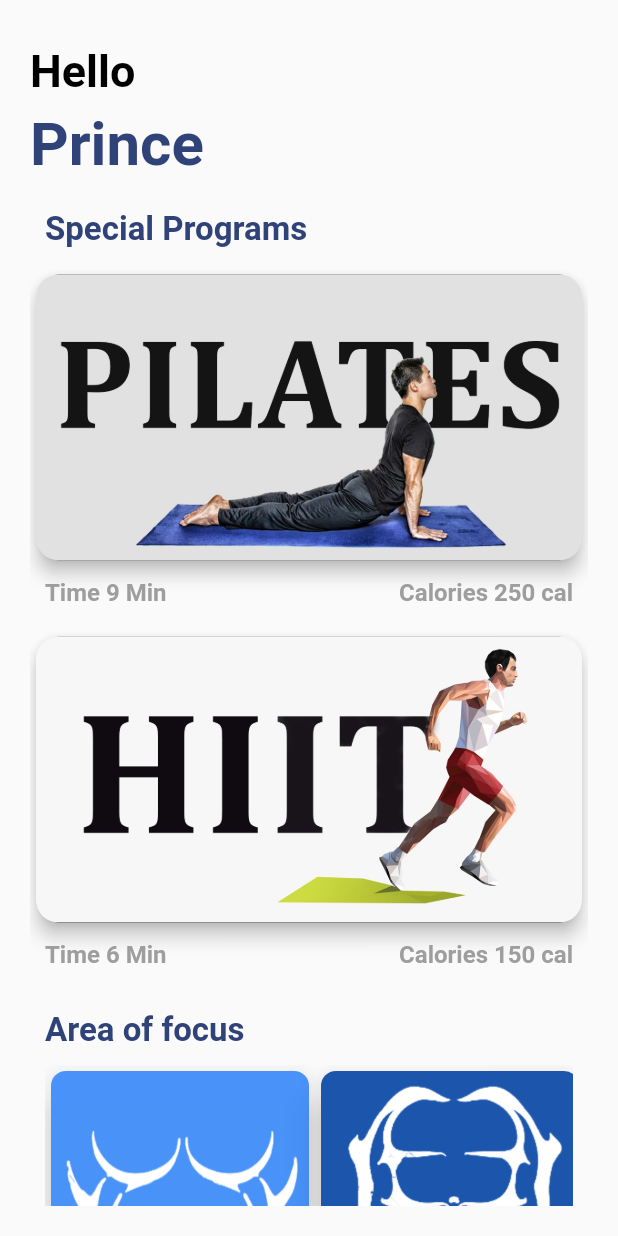
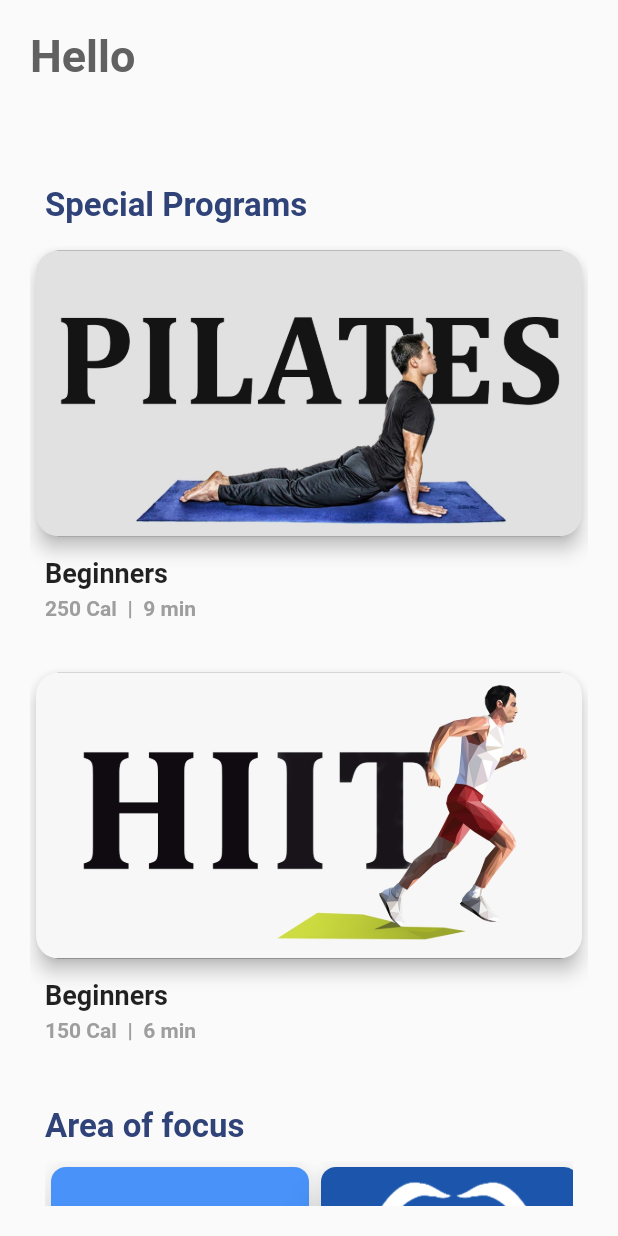
Before and after one commit to Ldev007/CAF-master, a Flutter app: the HomeScreen screen opened directly, on a phone screen of 412 x 824 dp. Run offline on Flutter 3.47's test engine with Material 2 defaults, Android fonts, the phone set to English and light mode, and no system bars; our stand-ins replace cached_network_image, carousel_slider, cloud_firestore, firebase_auth, flutter_local_notifications, google_fonts and 3 more; missing offline and left inert: bezier_chart, fit_kit, flutter_qr_bar_scanner, flutter_unity_widget, qrscan, sortedmap; accounts and stored records are empty.

Commit message:
front page complete

```diff
--- a/lib/pages/HomeScreen.dart
+++ b/lib/pages/HomeScreen.dart
@@ -1,9 +1,9 @@
 import 'package:flutter/material.dart';
 import 'package:firebase_ex/pages/progress.dart';
 import 'package:firebase_ex/pages/specialprograms.dart';
+import 'package:shared_preferences/shared_preferences.dart';
 import '../styling.dart';
 import 'bodyparts.dart';
-import 'lastused.dart';
 
 class HomeScreen extends StatefulWidget {
   HomeScreen({Key key, String title}) : super(key: key);
@@ -19,16 +19,38 @@ final Color darkPurple = CustomStyle.light_bn_color;
 final double vf = CustomStyle.verticalFractions;
 
 class _HomeScreenState extends State<HomeScreen> {
+  String name = "";
+  void initState() {
+    super.initState();
+    fetch();
+  }
+  void fetch() async{
+    SharedPreferences prefs = await SharedPreferences.getInstance();
+    name = prefs.getString("username");
+  }
   @override
   Widget build(BuildContext context) {
-    return Padding(
-      padding: EdgeInsets.only(left: 20, top: 30, right: 20, bottom: 20),
+    return Scaffold(
+      // appBar: AppBar(
+      //      elevation: 0,
+      //      backgroundColor: Colors.transparent,
+      //      title:Text(
+      //        'Hello',
+      //        style: TextStyle(
+      //          color: Colors.grey[700],
+      //          fontWeight: FontWeight.w600,
+      //          fontSize: 30,
+      //        ),
+      //      ),
+      //    ),
+      body:Padding(
+      padding: EdgeInsets.only(left: 20, top: 20, right: 20, bottom: 20),
       child: new ListView(
         children: <Widget>[
           Text(
             'Hello',
             style: TextStyle(
-              color: Colors.black,
+              color: Colors.grey[700],
               fontWeight: FontWeight.w600,
               fontSize: 30,
             ),
@@ -36,7 +58,7 @@ class _HomeScreenState extends State<HomeScreen> {
           Padding(
             padding: EdgeInsets.only(top: 8),
             child:Text(
-              'Prince',
+              name,
               style: TextStyle(
                 // color: Colors.black,
                 // fontWeight: FontWeight.w600,
@@ -45,7 +67,7 @@ class _HomeScreenState extends State<HomeScreen> {
                 fontWeight: FontWeight.bold,
                 decorationThickness: vf * 0.086,
                 decorationColor: darkPurple,
-                fontSize: 40,
+                fontSize: 35,
               ),
             ),
           ),
@@ -93,6 +115,7 @@ class _HomeScreenState extends State<HomeScreen> {
           parts(),
         ],
       ),
+    ),
     );
   }
 }
--- a/lib/pages/specialprograms.dart
+++ b/lib/pages/specialprograms.dart
@@ -15,12 +15,14 @@ class _specialprogramsState extends State<specialprograms> {
       "duration": "6",
       "cal": "150",
       "picture": "images/hiit.jpeg",
+      "type": "Beginners",
     },
     {
       "name": "pilates",
       "duration": "9",
       "cal": "250",
       "picture": "images/pilates.jpeg",
+      "type": "Beginners",
     },
   ];
   ScrollController _controller = new ScrollController();
@@ -41,6 +43,7 @@ class _specialprogramsState extends State<specialprograms> {
           prod_name: program_list[index]['name'],
           duration:program_list[index]['duration'],
           calories:program_list[index]['cal'],
+          point:program_list[index]['type'],
         );
       },
     ));
@@ -52,12 +55,14 @@ class Single_product extends StatelessWidget {
   final prod_picture;
   final duration;
   final calories;
+  final point;
 
   Single_product({
     this.prod_name,
     this.prod_picture,
     this.duration,
     this.calories,
+    this.point,
   });
 
   @override
@@ -69,6 +74,7 @@ class Single_product extends StatelessWidget {
             padding: EdgeInsets.only(left: 0, right: 0, top: 8, bottom: 8),
             child: Expanded(
               child: Column(
+                crossAxisAlignment: CrossAxisAlignment.start,
                 children: [
                   InkWell(
                     onTap: () => Navigator.of(context).push(
@@ -76,7 +82,8 @@ class Single_product extends StatelessWidget {
                             builder: (context) => new exercise(
                                 program_pic: prod_picture,
                                 program_name: prod_name))),
-                    child: Card(
+                    child:
+                    Card(
                         shape: RoundedRectangleBorder(
                           borderRadius: BorderRadius.only(
                             topRight: Radius.circular(15),
@@ -99,35 +106,55 @@ class Single_product extends StatelessWidget {
                         // ),
                         ),
                   ),
-                  Padding(
-                    padding: const EdgeInsets.only(left: 10,right:10,top:8),
-                    child: LeftRightAlign(
-                      left: Text(
-                        'Time '+duration+' Min',
-                        style: TextStyle(
-                          // color: Colors.black,
-                          // fontWeight: FontWeight.w600,
-                          // fontSize: 40,
-                          color: Colors.grey,
-                          fontWeight: FontWeight.bold,
-                          decorationThickness: vf * 0.086,
-                          decorationColor: darkPurple,
-                          fontSize: 16,
-                        ),
+                  Container(
+                    margin: EdgeInsets.only(top: 10.0,left:10),
+                    child: Text(
+                      point.toString(),
+                      textAlign: TextAlign.left,
+                      style: TextStyle(fontSize: 18.0,fontWeight: FontWeight.w600,
                       ),
-                      right: Text('Calories '+calories+' cal',
-                        style: TextStyle(
-                        // color: Colors.black,
-                        // fontWeight: FontWeight.w600,
-                        // fontSize: 40,
-                        color: Colors.grey,
-                        fontWeight: FontWeight.bold,
-                        decorationThickness: vf * 0.086,
-                        decorationColor: darkPurple,
-                        fontSize: 16,
-                      ),),
                     ),
                   ),
+                  Container(
+                    margin: EdgeInsets.only(top: 5.0,left:10,bottom: 15),
+                    child: Text(
+                      '${calories} Cal  |  ${duration} min',
+                      style: TextStyle(
+                        fontSize: 14.0,
+                        color: Colors.grey,
+                        fontWeight: FontWeight.w600,
+                      ),
+                    ),
+                  ),
+                  // Padding(
+                  //   padding: const EdgeInsets.only(left: 10,right:10,top:8),
+                  //   child: LeftRightAlign(
+                  //     left: Text(
+                  //       'Time '+duration+' Min',
+                  //       style: TextStyle(
+                  //         // color: Colors.black,
+                  //         // fontWeight: FontWeight.w600,
+                  //         // fontSize: 40,
+                  //         color: Colors.grey,
+                  //         fontWeight: FontWeight.bold,
+                  //         decorationThickness: vf * 0.086,
+                  //         decorationColor: darkPurple,
+                  //         fontSize: 16,
+                  //       ),
+                  //     ),
+                  //     right: Text('Calories '+calories+' cal',
+                  //       style: TextStyle(
+                  //       // color: Colors.black,
+                  //       // fontWeight: FontWeight.w600,
+                  //       // fontSize: 40,
+                  //       color: Colors.grey,
+                  //       fontWeight: FontWeight.bold,
+                  //       decorationThickness: vf * 0.086,
+                  //       decorationColor: darkPurple,
+                  //       fontSize: 16,
+                  //     ),),
+                  //   ),
+                  // ),
                 ],
               ),
             ),
--- a/lib/profile.dart
+++ b/lib/profile.dart
@@ -5,7 +5,6 @@ import 'pages/LeaderBoard.dart';
 import 'pages/OverallStats.dart';
 import 'pages/PlanDetails.dart';
 import 'package:shared_preferences/shared_preferences.dart';
-
 void main() {
   runApp(
     Profile(
--- a/pubspec.yaml
+++ b/pubspec.yaml
@@ -47,6 +47,7 @@ dependencies:
   flutter_local_notifications: ^1.4.4+2
   url_launcher: ^5.5.0
   youtube_player_flutter: ^7.0.0+7
+  sortedmap: ^0.4.2+1
 
 dev_dependencies:
   flutter_test:
```
Also changed, not shown: lib/ProgressBar.dart (+44 -31 lines), lib/pages/DietChart.dart (+19 -3 lines), lib/pages/HomePage.dart (+16 -3 lines).
